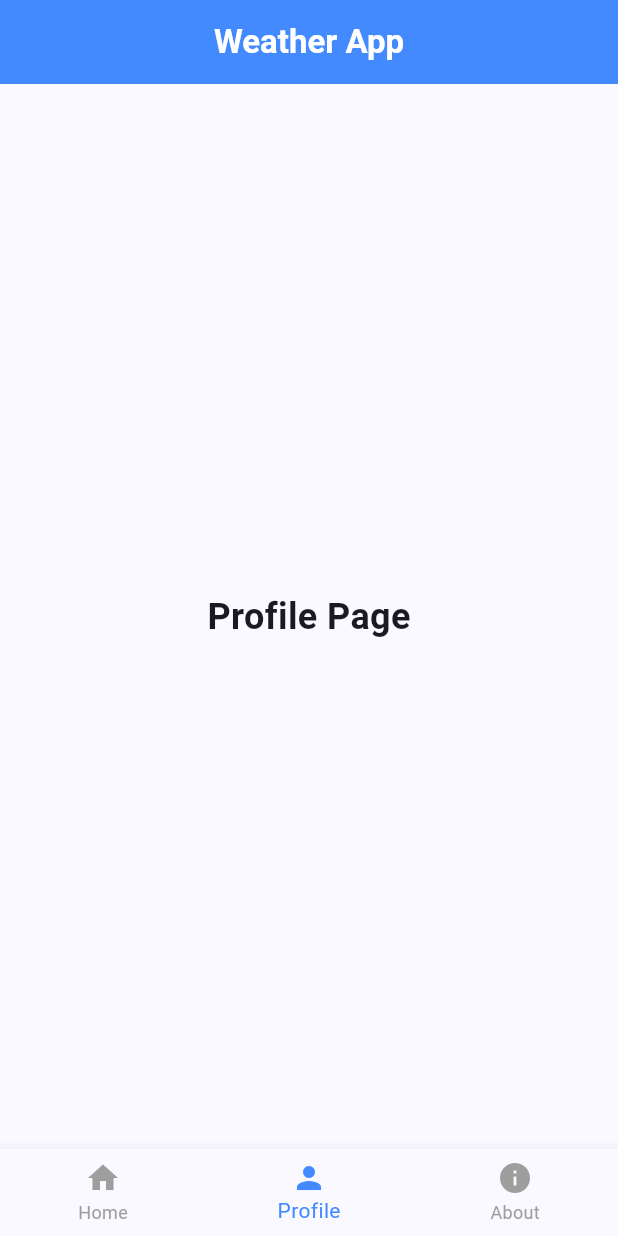
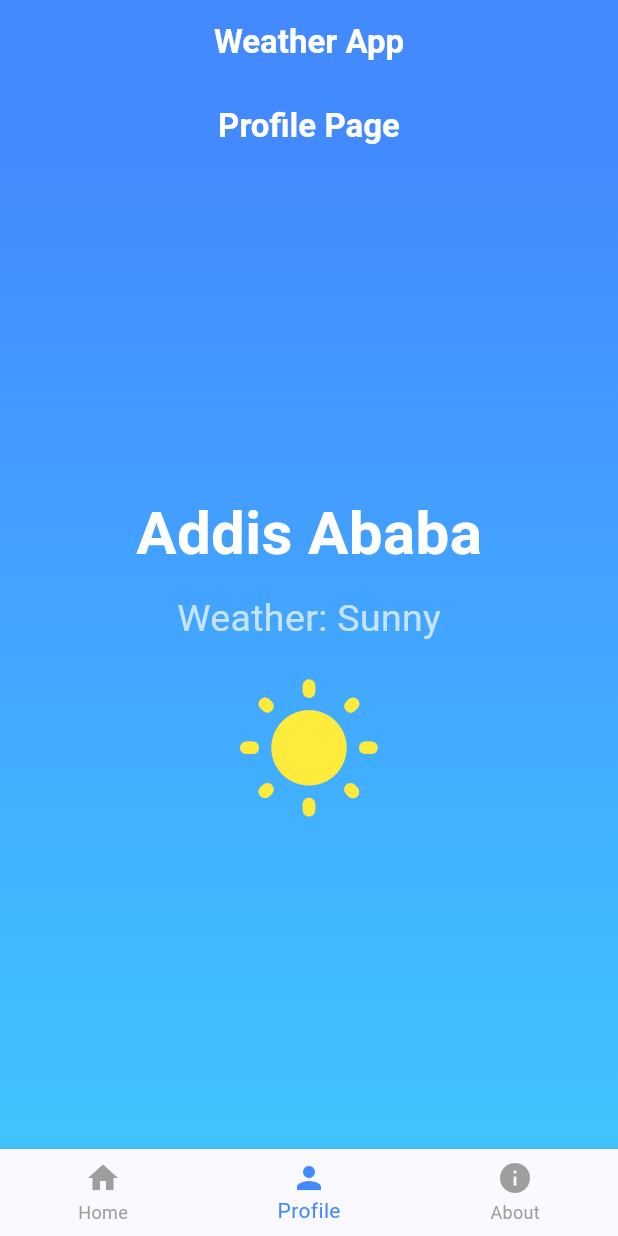
Before and after one commit to natanmuletahunde/UI_WE, a Flutter app: the screen it shows after launch, item 2 of the bottom bar chosen, on a phone screen of 412 x 824 dp. Run offline on Flutter 3.47's test engine with Material 3 defaults, Android fonts, the phone set to English and light mode, and no system bars.

Commit message:
modify the profile_page

```diff
--- a/lib/main.dart
+++ b/lib/main.dart
@@ -1,3 +1,5 @@
+// ignore_for_file: unused_import
+
 import 'package:flutter/material.dart';
 import 'package:weather_project/pages/about_page.dart';
 import 'package:weather_project/pages/home_page.dart';
@@ -35,7 +37,7 @@ class _MainPageState extends State<MainPage> {
 
   final List<Widget> _pages = [
     const HomePage(),
-    const ProfilePage(),
+    const ProfileApp(),
     const AboutPage(),
   ];
 
--- a/lib/pages/profile_page.dart
+++ b/lib/pages/profile_page.dart
@@ -1,14 +1,84 @@
 import 'package:flutter/material.dart';
 
-class ProfilePage extends StatelessWidget {
-  const ProfilePage({super.key});
+void main() {
+  runApp(const ProfileApp());
+}
+
+class ProfileApp extends StatelessWidget {
+  const ProfileApp({super.key});
 
   @override
   Widget build(BuildContext context) {
-    return const Center(
-      child: Text(
-        'Profile Page',
-        style: TextStyle(fontSize: 24, fontWeight: FontWeight.bold),
+    return MaterialApp(
+      title: 'Profile Page',
+      theme: ThemeData(
+        colorScheme: ColorScheme.fromSeed(seedColor: Colors.blueAccent),
+        useMaterial3: true,
+      ),
+      home: const ProfileHomePage(),
+    );
+  }
+}
+
+class ProfileHomePage extends StatefulWidget {
+  const ProfileHomePage({super.key});
+
+  @override
+  State<ProfileHomePage> createState() => _ProfileHomePageState();
+}
+
+class _ProfileHomePageState extends State<ProfileHomePage> {
+  @override
+  Widget build(BuildContext context) {
+    return Scaffold(
+      appBar: AppBar(
+        backgroundColor: Colors.blueAccent,
+        centerTitle: true,
+        title: const Text(
+          'Profile Page',
+          style: TextStyle(
+            color: Colors.white,
+            fontWeight: FontWeight.bold,
+          ),
+        ),
+      ),
+      body: Container(
+        decoration: BoxDecoration(
+          gradient: LinearGradient(
+            begin: Alignment.topCenter,
+            end: Alignment.bottomCenter,
+            colors: [Colors.blueAccent, Colors.lightBlueAccent],
+          ),
+        ),
+        child: Center(
+          child: Column(
+            mainAxisAlignment: MainAxisAlignment.center,
+            children: <Widget>[
+              const Text(
+                'Addis Ababa',
+                style: TextStyle(
+                  fontSize: 40,
+                  color: Colors.white,
+                  fontWeight: FontWeight.bold,
+                ),
+              ),
+              const SizedBox(height: 10),
+              const Text(
+                'Weather: Sunny',
+                style: TextStyle(
+                  fontSize: 25,
+                  color: Colors.white70,
+                ),
+              ),
+              const SizedBox(height: 20),
+              const Icon(
+                Icons.wb_sunny_rounded,
+                size: 100,
+                color: Colors.yellow,
+              ),
+            ],
+          ),
+        ),
       ),
     );
   }
```
